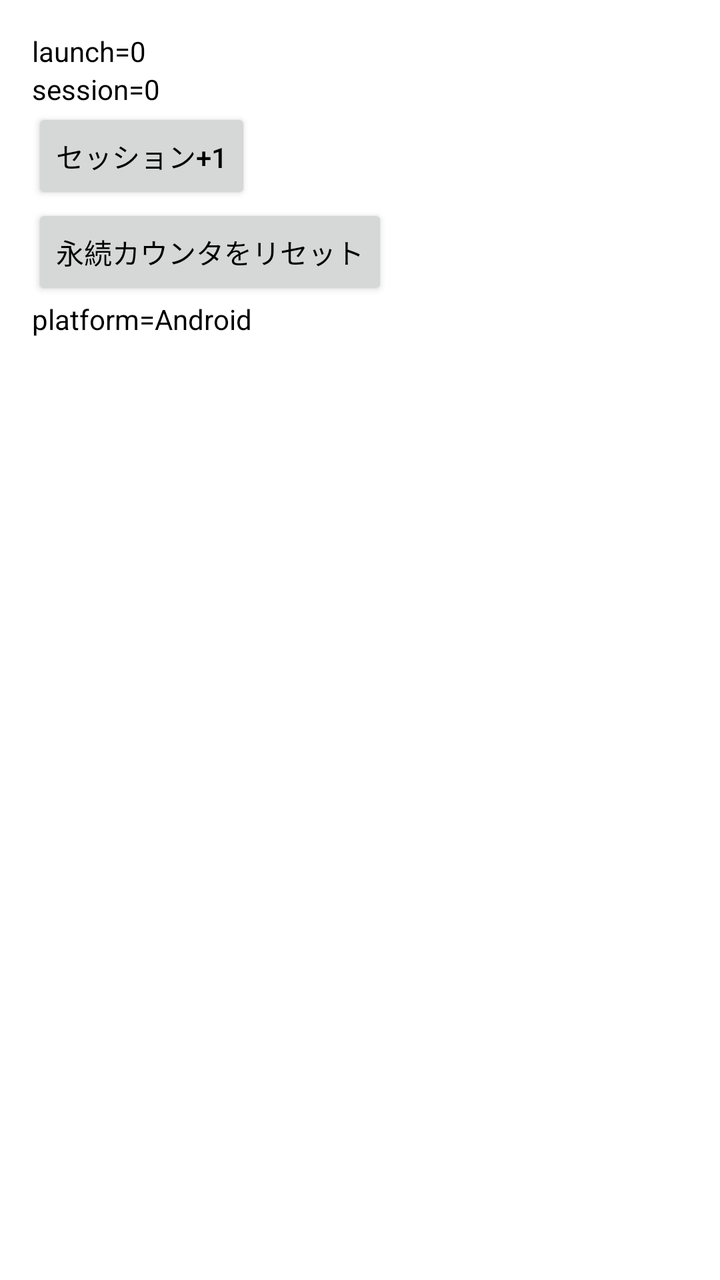
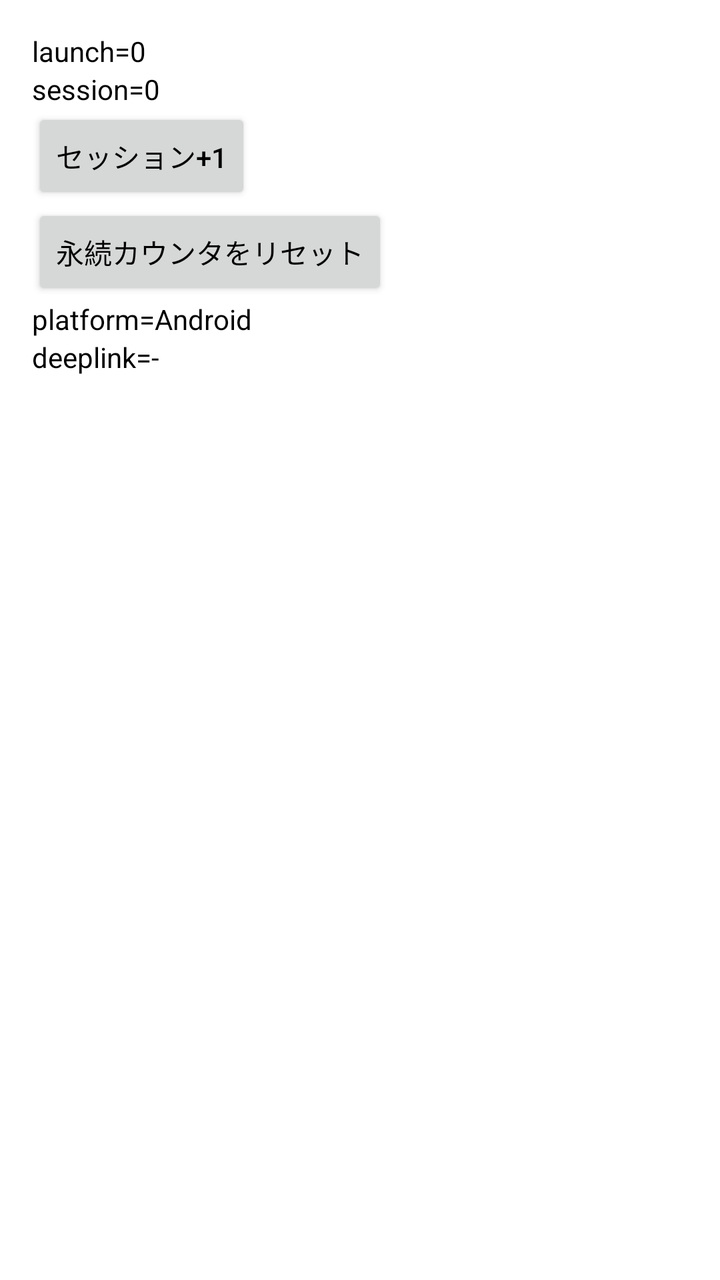

Two renders of the same Android screen: before a commit and after it. Below are the layout's source before the change and the commit's diff.
<!-- AndroidManifest.xml: application theme Theme.FTE2E -->
<!-- res/layout/screen_lifecycle.xml -->
<?xml version="1.0" encoding="utf-8"?>
<ScrollView xmlns:android="http://schemas.android.com/apk/res/android"
    android:layout_width="match_parent"
    android:layout_height="match_parent">

    <LinearLayout
        android:layout_width="match_parent"
        android:layout_height="wrap_content"
        android:orientation="vertical"
        android:padding="16dp">

        <TextView
            android:id="@+id/txt_launch_count"
            android:layout_width="wrap_content"
            android:layout_height="wrap_content"
            android:text="launch=0" />

        <TextView
            android:id="@+id/txt_session_count"
            android:layout_width="wrap_content"
            android:layout_height="wrap_content"
            android:text="session=0" />

        <Button
            android:id="@+id/btn_session_inc"
            android:layout_width="wrap_content"
            android:layout_height="wrap_content"
            android:minHeight="48dp"
            android:text="セッション+1" />

        <Button
            android:id="@+id/btn_reset_persisted"
            android:layout_width="wrap_content"
            android:layout_height="wrap_content"
            android:minHeight="48dp"
            android:text="永続カウンタをリセット" />

        <TextView
            android:id="@+id/txt_platform"
            android:layout_width="wrap_content"
            android:layout_height="wrap_content"
            android:text="platform=Android" />
    </LinearLayout>
</ScrollView>
<!-- resources referenced by this layout -->
<resources>
  <style name="Theme.FTE2E" parent="Theme.AppCompat.DayNight.NoActionBar">
          <item name="android:windowBackground">@android:color/white</item>
          <item name="android:textColor">@android:color/black</item>
          
          <item name="android:textAllCaps">false</item>
          <item name="textAllCaps">false</item>
      </style>
</resources>

<!-- the commit's change to res/layout/screen_lifecycle.xml (unified diff, before → after) -->
@@ -40,5 +40,11 @@
             android:layout_width="wrap_content"
             android:layout_height="wrap_content"
             android:text="platform=Android" />
+
+        <TextView
+            android:id="@+id/txt_last_deeplink"
+            android:layout_width="wrap_content"
+            android:layout_height="wrap_content"
+            android:text="deeplink=-" />
     </LinearLayout>
 </ScrollView>
